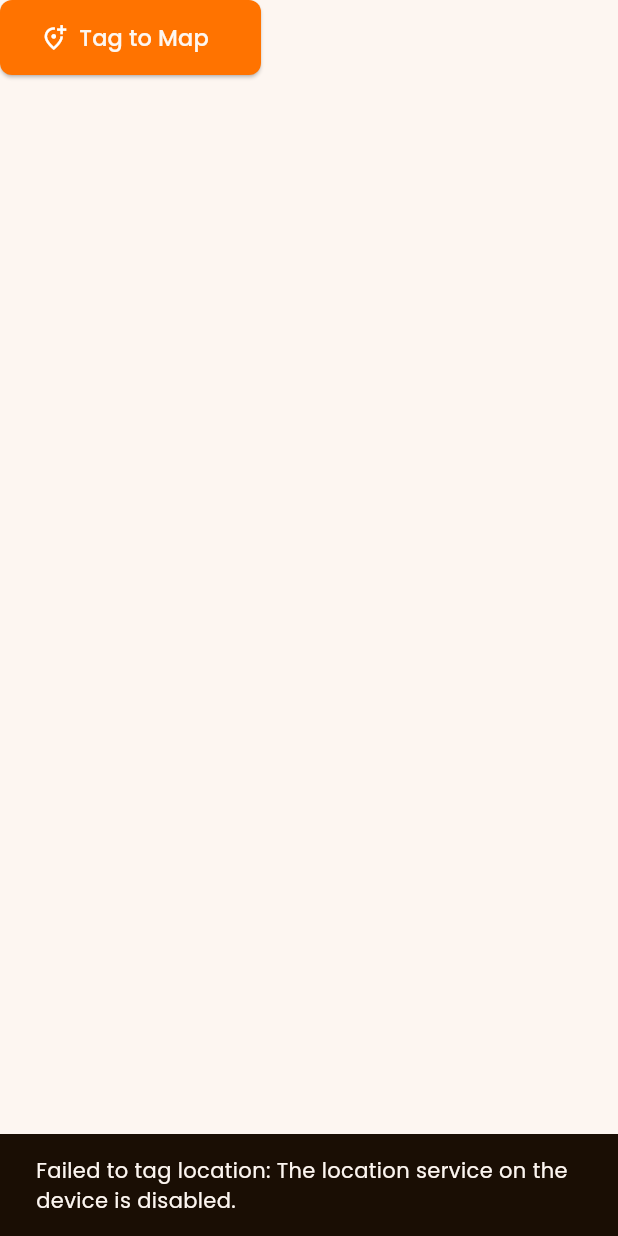
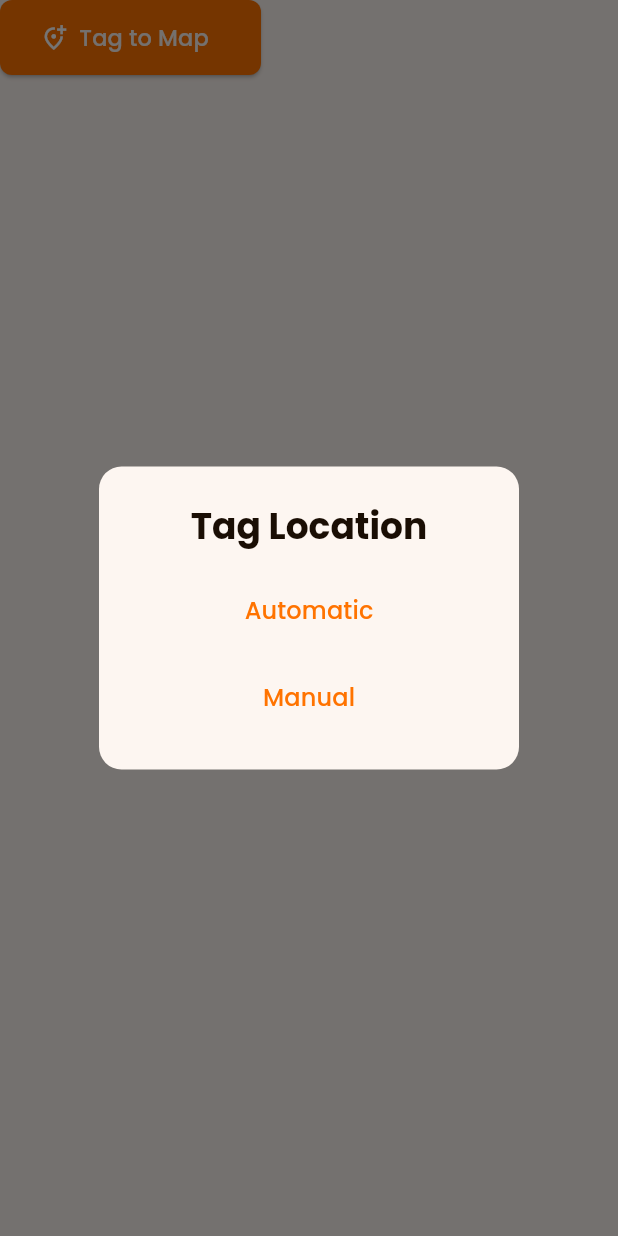
Before and after one commit to keannugran19/crabcheck, a Flutter app: the TagButton widget shown alone on an empty page, opened directly with empty values, after a tap on "Tag to Map", on a phone screen of 412 x 824 dp. Run offline on Flutter 3.47's test engine with Material 3 defaults, Android fonts, the phone set to English and light mode, and no system bars; our stand-ins replace cloud_firestore, firebase_core, firebase_storage, flutter_map, geolocator, image_picker and 1 more; missing offline and left inert: flutter_tflite; accounts and stored records are empty; network calls fail.

Commit message:
feat: manual & automatic tagging functionality

```diff
--- a/lib/components/tag_button.dart
+++ b/lib/components/tag_button.dart
@@ -1,15 +1,10 @@
-import 'dart:io';
-
-import 'package:cloud_firestore/cloud_firestore.dart';
 import 'package:crabcheck/components/button.dart';
 import 'package:crabcheck/constants/colors.dart';
-import 'package:crabcheck/services/location.dart';
+import 'package:crabcheck/pages/manual_tagging.dart';
+import 'package:crabcheck/utilities/tagging.dart';
 
-import 'package:firebase_storage/firebase_storage.dart';
 import 'package:flutter/material.dart';
 import 'package:image_picker/image_picker.dart';
-
-import '../services/firebase.dart';
 
 //* This button is responsible of tagging the location of the user to send to Database > Dashboard
 
@@ -28,10 +23,9 @@ class TagButton extends StatefulWidget {
 }
 
 class _TagButtonState extends State<TagButton> {
-  // call firebase storage and firestore
-  FirebaseService firestore = FirebaseService();
+  // call tagging util
+  Tagging tagging = Tagging();
 
-  UploadTask? uploadTask;
   bool _isLoading = false;
 
   @override
@@ -39,7 +33,64 @@ class _TagButtonState extends State<TagButton> {
     return Button(
       buttonText: "Tag to Map",
       buttonColor: colorScheme.primary,
-      onPressed: _isLoading ? null : _handleTagging,
+      onPressed: _isLoading ? null : selectTaggingOption,
+    );
+  }
+
+  Future<void> selectTaggingOption() async {
+    await showDialog(
+      context: context,
+      builder: (BuildContext context) {
+        return AlertDialog(
+          shape: RoundedRectangleBorder(
+            borderRadius: BorderRadius.circular(15),
+          ),
+          title: const Text(
+            'Tag Location',
+            textAlign: TextAlign.center,
+            style: TextStyle(
+              fontWeight: FontWeight.bold,
+            ),
+          ),
+          content: IntrinsicHeight(
+            child: Column(
+              mainAxisSize: MainAxisSize.min,
+              children: [
+                TextButton(
+                  onPressed: _handleTagging // Handle automatic tagging
+                  ,
+                  child: const Text(
+                    'Automatic',
+                    style: TextStyle(fontSize: 16),
+                  ),
+                ),
+                const SizedBox(height: 10), // Add vertical spacing
+                TextButton(
+                  onPressed: navigateToManualTagging,
+                  child: const Text(
+                    'Manual',
+                    style: TextStyle(fontSize: 16),
+                  ),
+                ),
+              ],
+            ),
+          ),
+        );
+      },
+    );
+
+    setState(() => _isLoading = true);
+  }
+
+  void navigateToManualTagging() {
+    Navigator.push(
+      context,
+      MaterialPageRoute(
+        builder: (context) => ManualLocationTaggingPage(
+          filePath: widget.filePath,
+          label: widget.label,
+        ),
+      ),
     );
   }
 
@@ -47,119 +98,29 @@ class _TagButtonState extends State<TagButton> {
     setState(() => _isLoading = true);
 
     // Show the "Please wait" dialog
-    _showLoadingDialog();
+    tagging.showLoadingDialog(context);
 
     try {
       // Determine position and upload file
-      final loc = await _getUserLocation();
-      final downloadUrl = await _uploadFile(widget.filePath);
+      final loc = await tagging.getUserLocation();
+      final downloadUrl = await tagging.uploadFile(widget.filePath);
 
       // Save data to Firestore
-      await _saveToFirestore(loc, downloadUrl);
+      await tagging.saveToFirestore(loc, downloadUrl, widget.label);
 
       // Close loading dialog after upload is complete
       if (mounted) Navigator.of(context).pop();
 
       // Show success dialog
-      if (mounted) _showSuccessDialog();
+      if (mounted) tagging.showSuccessDialog(context);
     } catch (e) {
       // Close loading dialog in case of an error
       if (mounted) Navigator.of(context).pop();
 
-      _showErrorSnackBar(e);
+      // ignore: use_build_context_synchronously
+      tagging.showErrorSnackBar(e, context);
     } finally {
       setState(() => _isLoading = false);
     }
   }
-
-  Future<GeoPoint> _getUserLocation() async {
-    final pos = await determinePosition();
-    return GeoPoint(pos.latitude, pos.longitude);
-  }
-
-  Future<String> _uploadFile(XFile file) async {
-    final ref = firestore.storage('crabs/${file.name}');
-    uploadTask = ref.putFile(File(file.path));
-    await uploadTask!.whenComplete(() {});
-    return await ref.getDownloadURL();
-  }
-
-  Future<void> _saveToFirestore(GeoPoint location, String imageUrl) async {
-    // Fetch the address asynchronously
-    final address = await firestore.getAddressFromCoordinates(location);
-
-    // Create the crab data with the fetched address
-    final crabData = {
-      "species": widget.label,
-      "edibility": _determineEdibility(widget.label),
-      "location": location,
-      "address": address,
-      "timestamp": Timestamp.now(),
-      "image": imageUrl,
-    };
-
-    // Add the data to Firestore
-    await firestore.crabs.add(crabData);
-  }
-
-  String _determineEdibility(String species) {
-    switch (species) {
-      case "Charybdis Feriatus":
-      case 'Scylla Serrata':
-      case 'Portunos Pelagicus':
-        return "Edible";
-      case 'Venitus Latreillei':
-      case 'Metopograpsus Spp':
-        return "Inedible";
-      default:
-        return "Unknown";
-    }
-  }
-
-  Future<void> _showLoadingDialog() async {
-    showDialog(
-      context: context,
-      barrierDismissible: false,
-      builder: (BuildContext context) {
-        return const AlertDialog(
-          title: Text('Uploading Data'),
-          content: Text(
-              "Please wait while we upload your image, location, and crab data to the CAGRO database. This may take a few moments."),
-        );
-      },
-    );
-  }
-
-  Future<void> _showSuccessDialog() async {
-    await showDialog<String>(
-      context: context,
-      builder: (BuildContext context) => AlertDialog(
-        title: const Text(
-          "Success!",
-          style: TextStyle(fontWeight: FontWeight.bold, fontSize: 22),
-        ),
-        content: const Text(
-          """We’ve successfully tagged the location where you found your crab! Thank you for contributing to the improvement of this application for future users!""",
-          style: TextStyle(fontSize: 15, height: 1.5),
-        ),
-        actions: <Widget>[
-          TextButton(
-            onPressed: () {
-              Navigator.pop(context);
-            },
-            child: const Text(
-              'Done',
-              style: TextStyle(fontSize: 15),
-            ),
-          ),
-        ],
-      ),
-    );
-  }
-
-  void _showErrorSnackBar(dynamic error) {
-    ScaffoldMessenger.of(context).showSnackBar(
-      SnackBar(content: Text('Failed to tag location: $error')),
-    );
-  }
 }
--- a/lib/main.dart
+++ b/lib/main.dart
@@ -1,4 +1,5 @@
 import 'package:crabcheck/constants/theme_data.dart';
+import 'package:crabcheck/pages/manual_tagging.dart';
 import 'package:firebase_core/firebase_core.dart';
 import 'package:flutter/material.dart';
 import 'package:crabcheck/pages/home_page.dart';
--- a/pubspec.yaml
+++ b/pubspec.yaml
@@ -42,6 +42,9 @@ dependencies:
     tflite_flutter: ^0.11.0
     firebase_storage: ^12.3.3
     http: ^1.2.2
+    flutter_map: ^7.0.2
+    latlong2: ^0.9.1
+    flutter_map_cancellable_tile_provider: ^3.0.2
 
 dev_dependencies:
     flutter_test:
```
Also changed, not shown: lib/pages/manual_tagging.dart (added, +152 -0 lines), lib/utilities/tagging.dart (added, +108 -0 lines), pubspec.lock.
